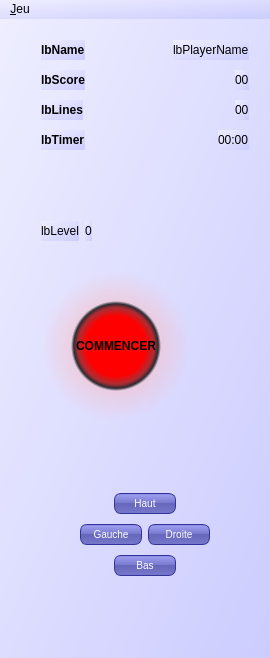
First picture: the form in view/mwtetris.ui, repository g-jouret/projetTetris, before the edit.
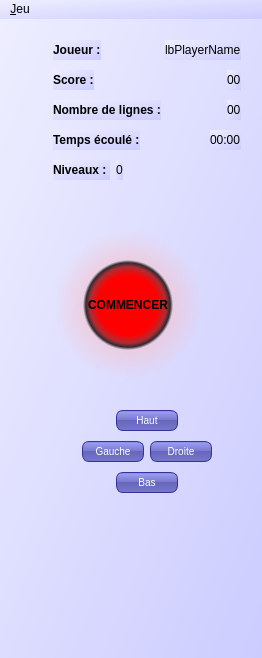
Second picture: the form after the edit.

Diff of the .ui file:
```diff
--- a/view/mwtetris.ui
+++ b/view/mwtetris.ui
@@ -6,7 +6,7 @@
    <rect>
     <x>0</x>
     <y>0</y>
-    <width>270</width>
+    <width>262</width>
     <height>658</height>
    </rect>
   </property>
@@ -27,7 +27,29 @@
     <string notr="true"/>
    </property>
    <layout class="QGridLayout" name="gridLayout">
-    <item row="0" column="1">
+    <item row="0" column="0">
+     <layout class="QGridLayout" name="boardGrid">
+      <property name="sizeConstraint">
+       <enum>QLayout::SetMaximumSize</enum>
+      </property>
+      <property name="leftMargin">
+       <number>10</number>
+      </property>
+      <property name="topMargin">
+       <number>10</number>
+      </property>
+      <property name="rightMargin">
+       <number>10</number>
+      </property>
+      <property name="bottomMargin">
+       <number>10</number>
+      </property>
+      <property name="spacing">
+       <number>3</number>
+      </property>
+     </layout>
+    </item>
+    <item row="0" column="2">
      <layout class="QVBoxLayout" name="infoBox">
       <property name="spacing">
        <number>10</number>
@@ -36,7 +58,7 @@
        <enum>QLayout::SetFixedSize</enum>
       </property>
       <property name="leftMargin">
-       <number>10</number>
+       <number>5</number>
       </property>
       <property name="topMargin">
        <number>10</number>
@@ -55,7 +77,7 @@
            <string notr="true">QLabel {font-weight: bold; }</string>
           </property>
           <property name="text">
-           <string>lbName</string>
+           <string>Joueur :</string>
           </property>
          </widget>
         </item>
@@ -89,7 +111,7 @@
            <string notr="true">QLabel {font-weight: bold; }</string>
           </property>
           <property name="text">
-           <string>lbScore</string>
+           <string>Score :</string>
           </property>
          </widget>
         </item>
@@ -123,7 +145,7 @@
            <string notr="true">QLabel {font-weight: bold; }</string>
           </property>
           <property name="text">
-           <string>lbLines</string>
+           <string>Nombre de lignes :</string>
           </property>
          </widget>
         </item>
@@ -157,7 +179,7 @@
            <string notr="true">QLabel {font-weight: bold; }</string>
           </property>
           <property name="text">
-           <string>lbTimer</string>
+           <string>Temps écoulé :</string>
           </property>
          </widget>
         </item>
@@ -186,19 +208,6 @@
         </item>
        </layout>
       </item>
-      <item>
-       <spacer name="verticalSpacer">
-        <property name="orientation">
-         <enum>Qt::Vertical</enum>
-        </property>
-        <property name="sizeHint" stdset="0">
-         <size>
-          <width>20</width>
-          <height>20</height>
-         </size>
-        </property>
-       </spacer>
-      </item>
       <item>
        <layout class="QHBoxLayout" name="horizontalLayout_8">
         <item>
@@ -206,8 +215,11 @@
           <property name="enabled">
            <bool>true</bool>
           </property>
+          <property name="styleSheet">
+           <string notr="true">QLabel {font-weight: bold; }</string>
+          </property>
           <property name="text">
-           <string>lbLevel</string>
+           <string>Niveaux : </string>
           </property>
          </widget>
         </item>
@@ -233,6 +245,19 @@
         </item>
        </layout>
       </item>
+      <item>
+       <spacer name="verticalSpacer">
+        <property name="orientation">
+         <enum>Qt::Vertical</enum>
+        </property>
+        <property name="sizeHint" stdset="0">
+         <size>
+          <width>20</width>
+          <height>20</height>
+         </size>
+        </property>
+       </spacer>
+      </item>
       <item>
        <layout class="QHBoxLayout" name="horizontalLayout_9">
         <item>
@@ -559,41 +584,58 @@
        </layout>
       </item>
       <item>
-       <spacer name="verticalSpacer_2">
+       <spacer name="verticalSpacer_5">
         <property name="orientation">
          <enum>Qt::Vertical</enum>
         </property>
         <property name="sizeHint" stdset="0">
          <size>
           <width>20</width>
-          <height>20</height>
+          <height>40</height>
          </size>
         </property>
        </spacer>
       </item>
      </layout>
     </item>
-    <item row="0" column="0">
-     <layout class="QGridLayout" name="boardGrid" rowminimumheight="0" columnminimumwidth="0">
-      <property name="sizeConstraint">
-       <enum>QLayout::SetFixedSize</enum>
+    <item row="0" column="1">
+     <spacer name="horizontalSpacer_15">
+      <property name="orientation">
+       <enum>Qt::Horizontal</enum>
       </property>
-      <property name="leftMargin">
-       <number>10</number>
+      <property name="sizeHint" stdset="0">
+       <size>
+        <width>40</width>
+        <height>20</height>
+       </size>
       </property>
-      <property name="topMargin">
-       <number>10</number>
+     </spacer>
+    </item>
+    <item row="1" column="0">
+     <spacer name="verticalSpacer_3">
+      <property name="orientation">
+       <enum>Qt::Vertical</enum>
       </property>
-      <property name="rightMargin">
-       <number>10</number>
+      <property name="sizeHint" stdset="0">
+       <size>
+        <width>20</width>
+        <height>40</height>
+       </size>
       </property>
-      <property name="bottomMargin">
-       <number>10</number>
+     </spacer>
+    </item>
+    <item row="1" column="2">
+     <spacer name="verticalSpacer_2">
+      <property name="orientation">
+       <enum>Qt::Vertical</enum>
       </property>
-      <property name="spacing">
-       <number>3</number>
+      <property name="sizeHint" stdset="0">
+       <size>
+        <width>20</width>
+        <height>20</height>
+       </size>
       </property>
-     </layout>
+     </spacer>
     </item>
    </layout>
   </widget>
@@ -602,7 +644,7 @@
     <rect>
      <x>0</x>
      <y>0</y>
-     <width>270</width>
+     <width>262</width>
      <height>20</height>
     </rect>
    </property>
```
Left out of the diff: 7 changed lines with no effect on the pictures.
